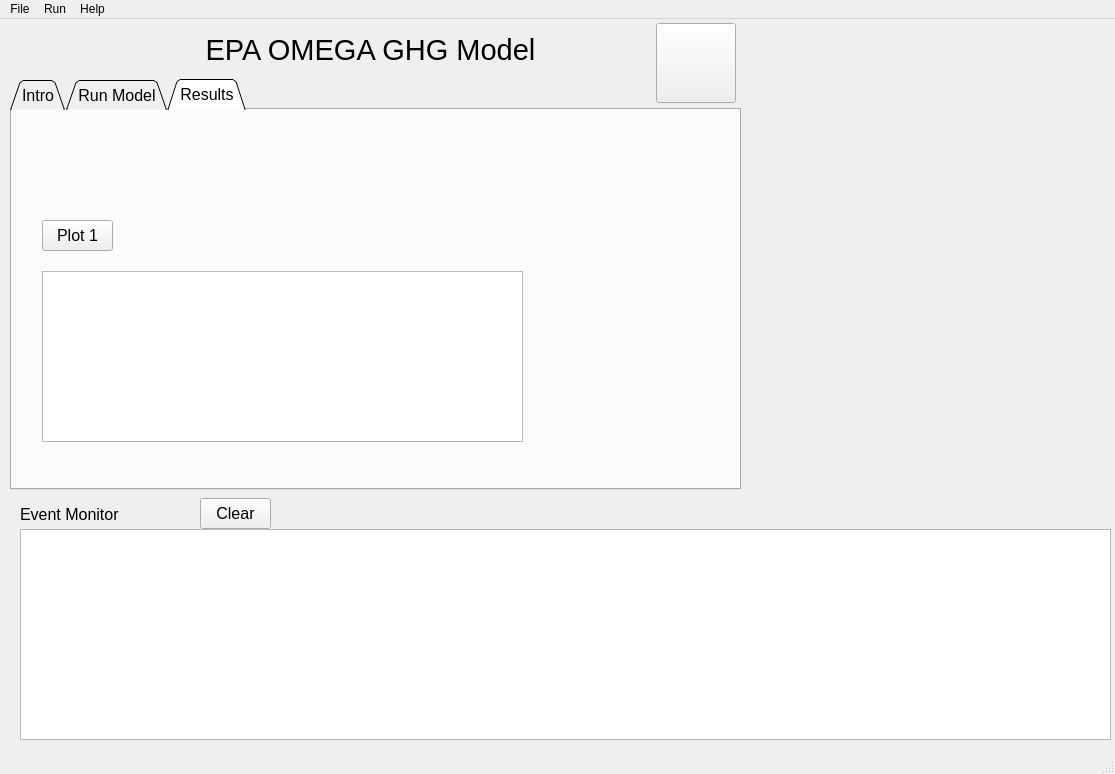
Old version of the form usepa_omega2_gui/elements/omega_gui_v20.ui in the repository USEPA/EPA_OMEGA_Model.
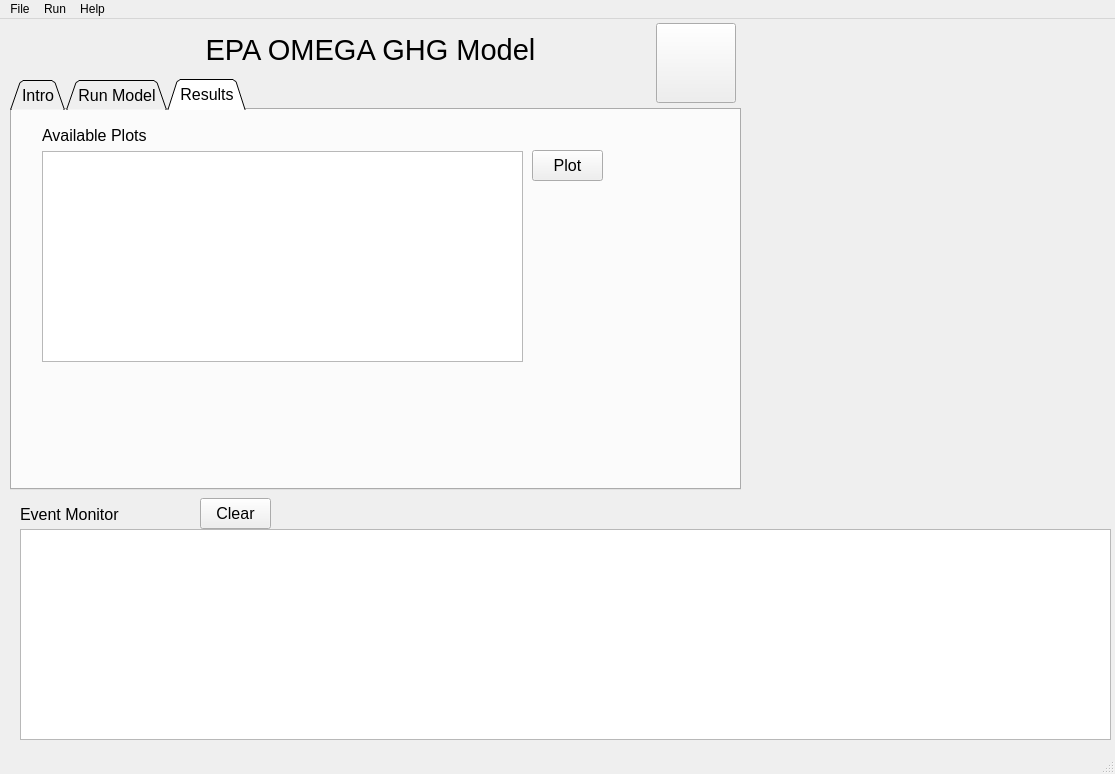
New version of the form.

Patch:
```diff
--- a/usepa_omega2_gui/elements/omega_gui_v20.ui
+++ b/usepa_omega2_gui/elements/omega_gui_v20.ui
@@ -484,8 +484,8 @@
      <widget class="QPushButton" name="open_plot_1">
       <property name="geometry">
        <rect>
-        <x>30</x>
-        <y>110</y>
+        <x>520</x>
+        <y>40</y>
         <width>71</width>
         <height>31</height>
        </rect>
@@ -502,19 +502,40 @@
        <string>Opens an existing OMEGA 2 Configuration File</string>
       </property>
       <property name="text">
-       <string>Plot 1</string>
+       <string>Plot</string>
       </property>
      </widget>
      <widget class="QListWidget" name="list_graphs">
       <property name="geometry">
        <rect>
         <x>30</x>
-        <y>161</y>
+        <y>41</y>
         <width>481</width>
-        <height>171</height>
+        <height>211</height>
        </rect>
       </property>
      </widget>
+     <widget class="QLabel" name="available_plots_1_label_1">
+      <property name="geometry">
+       <rect>
+        <x>30</x>
+        <y>10</y>
+        <width>461</width>
+        <height>31</height>
+       </rect>
+      </property>
+      <property name="font">
+       <font>
+        <family>Arial</family>
+        <pointsize>12</pointsize>
+        <weight>50</weight>
+        <bold>false</bold>
+       </font>
+      </property>
+      <property name="text">
+       <string>Available Plots</string>
+      </property>
+     </widget>
     </widget>
    </widget>
    <widget class="QLabel" name="main_title_1_label">
```
